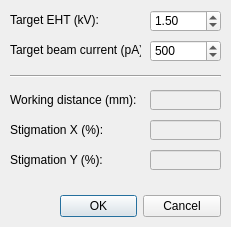
Old version of the form gui/sem_settings_dlg.ui in the repository SBEMimage/SBEMimage.
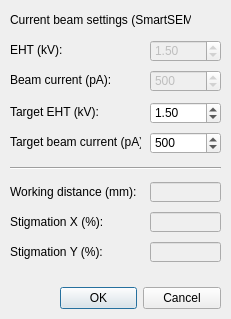
New version of the form.

```diff
--- a/gui/sem_settings_dlg.ui
+++ b/gui/sem_settings_dlg.ui
@@ -10,7 +10,7 @@
     <x>0</x>
     <y>0</y>
     <width>231</width>
-    <height>227</height>
+    <height>319</height>
    </rect>
   </property>
   <property name="sizePolicy">
@@ -29,7 +29,7 @@
    <property name="geometry">
     <rect>
      <x>60</x>
-     <y>190</y>
+     <y>282</y>
      <width>161</width>
      <height>32</height>
     </rect>
@@ -48,7 +48,7 @@
    <property name="geometry">
     <rect>
      <x>150</x>
-     <y>10</y>
+     <y>102</y>
      <width>71</width>
      <height>22</height>
     </rect>
@@ -70,7 +70,7 @@
    <property name="geometry">
     <rect>
      <x>10</x>
-     <y>40</y>
+     <y>132</y>
      <width>131</width>
      <height>20</height>
     </rect>
@@ -83,7 +83,7 @@
    <property name="geometry">
     <rect>
      <x>150</x>
-     <y>40</y>
+     <y>132</y>
      <width>71</width>
      <height>22</height>
     </rect>
@@ -105,7 +105,7 @@
    <property name="geometry">
     <rect>
      <x>10</x>
-     <y>10</y>
+     <y>102</y>
      <width>111</width>
      <height>20</height>
     </rect>
@@ -118,7 +118,7 @@
    <property name="geometry">
     <rect>
      <x>10</x>
-     <y>150</y>
+     <y>242</y>
      <width>131</width>
      <height>20</height>
     </rect>
@@ -134,7 +134,7 @@
    <property name="geometry">
     <rect>
      <x>150</x>
-     <y>90</y>
+     <y>182</y>
      <width>71</width>
      <height>20</height>
     </rect>
@@ -147,7 +147,7 @@
    <property name="geometry">
     <rect>
      <x>150</x>
-     <y>120</y>
+     <y>212</y>
      <width>71</width>
      <height>20</height>
     </rect>
@@ -157,7 +157,7 @@
    <property name="geometry">
     <rect>
      <x>10</x>
-     <y>120</y>
+     <y>212</y>
      <width>131</width>
      <height>20</height>
     </rect>
@@ -170,7 +170,7 @@
    <property name="geometry">
     <rect>
      <x>10</x>
-     <y>90</y>
+     <y>182</y>
      <width>151</width>
      <height>20</height>
     </rect>
@@ -186,7 +186,7 @@
    <property name="geometry">
     <rect>
      <x>150</x>
-     <y>150</y>
+     <y>242</y>
      <width>71</width>
      <height>20</height>
     </rect>
@@ -196,7 +196,7 @@
    <property name="geometry">
     <rect>
      <x>10</x>
-     <y>68</y>
+     <y>160</y>
      <width>211</width>
      <height>16</height>
     </rect>
@@ -205,6 +205,107 @@
     <enum>Qt::Horizontal</enum>
    </property>
   </widget>
+  <widget class="QLabel" name="label_2">
+   <property name="geometry">
+    <rect>
+     <x>10</x>
+     <y>10</y>
+     <width>181</width>
+     <height>20</height>
+    </rect>
+   </property>
+   <property name="text">
+    <string>Current beam settings (SmartSEM): </string>
+   </property>
+  </widget>
+  <widget class="QLabel" name="label_3">
+   <property name="geometry">
+    <rect>
+     <x>10</x>
+     <y>40</y>
+     <width>81</width>
+     <height>20</height>
+    </rect>
+   </property>
+   <property name="font">
+    <font>
+     <weight>50</weight>
+     <bold>false</bold>
+    </font>
+   </property>
+   <property name="text">
+    <string>EHT (kV):</string>
+   </property>
+  </widget>
+  <widget class="QLabel" name="label_4">
+   <property name="geometry">
+    <rect>
+     <x>10</x>
+     <y>70</y>
+     <width>131</width>
+     <height>20</height>
+    </rect>
+   </property>
+   <property name="font">
+    <font>
+     <weight>50</weight>
+     <bold>false</bold>
+    </font>
+   </property>
+   <property name="text">
+    <string>Beam current (pA):</string>
+   </property>
+  </widget>
+  <widget class="QDoubleSpinBox" name="doubleSpinBox_actualEHT">
+   <property name="enabled">
+    <bool>false</bool>
+   </property>
+   <property name="geometry">
+    <rect>
+     <x>150</x>
+     <y>40</y>
+     <width>71</width>
+     <height>22</height>
+    </rect>
+   </property>
+   <property name="minimum">
+    <double>0.300000000000000</double>
+   </property>
+   <property name="maximum">
+    <double>30.000000000000000</double>
+   </property>
+   <property name="singleStep">
+    <double>0.100000000000000</double>
+   </property>
+   <property name="value">
+    <double>1.500000000000000</double>
+   </property>
+  </widget>
+  <widget class="QSpinBox" name="spinBox_actualBeamCurrent">
+   <property name="enabled">
+    <bool>false</bool>
+   </property>
+   <property name="geometry">
+    <rect>
+     <x>150</x>
+     <y>70</y>
+     <width>71</width>
+     <height>22</height>
+    </rect>
+   </property>
+   <property name="minimum">
+    <number>10</number>
+   </property>
+   <property name="maximum">
+    <number>99000</number>
+   </property>
+   <property name="singleStep">
+    <number>100</number>
+   </property>
+   <property name="value">
+    <number>500</number>
+   </property>
+  </widget>
  </widget>
  <resources/>
  <connections>
```
